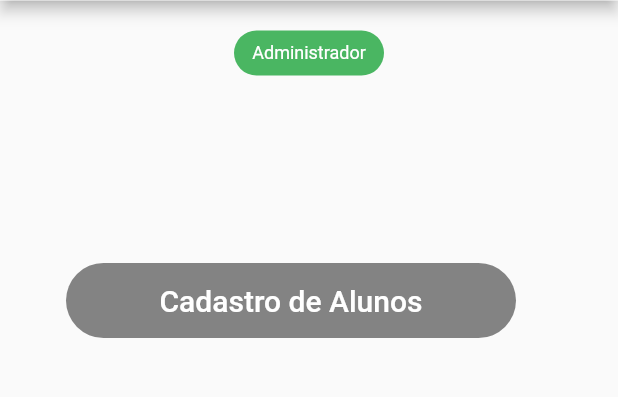
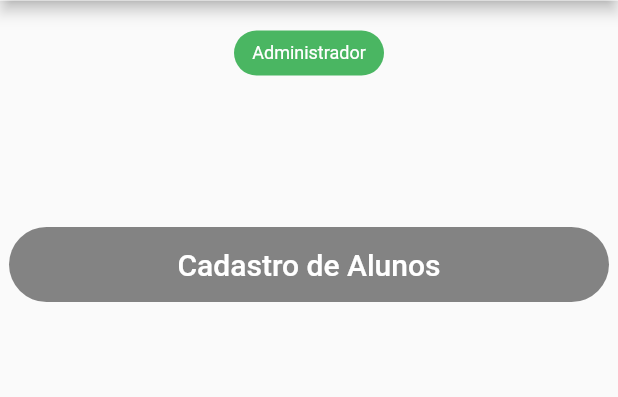
Before and after one commit to vitornegre/monitoria-front, a Flutter app: the MonitorScreen screen opened by its route, on a phone screen of 412 x 824 dp, the part 127-524 px from its top. Run offline on Flutter 3.47's test engine with Material 2 defaults, Android fonts, the phone set to English and light mode, and no system bars; our stand-ins replace flutter_login.

Commit message:
center botao_cadastro_aluno

```diff
--- a/lib/components/botao_cinza.dart
+++ b/lib/components/botao_cinza.dart
@@ -10,13 +10,13 @@ class BotaoGrey extends StatelessWidget{
   @override
   Widget build(BuildContext context) {
     return Padding(
-      padding: const EdgeInsets.fromLTRB(1, 25, 25, 25),
+      padding: const EdgeInsets.fromLTRB(1, 1, 1, 1),
       child: Container(
         decoration: BoxDecoration(
               borderRadius: BorderRadius.circular(26),
               color: const Color.fromRGBO(131, 131, 131, 1),
         ),
-        width: 300,
+        width: 400,
         height: 50,
         child: TextButton(
           onPressed: () {
```
